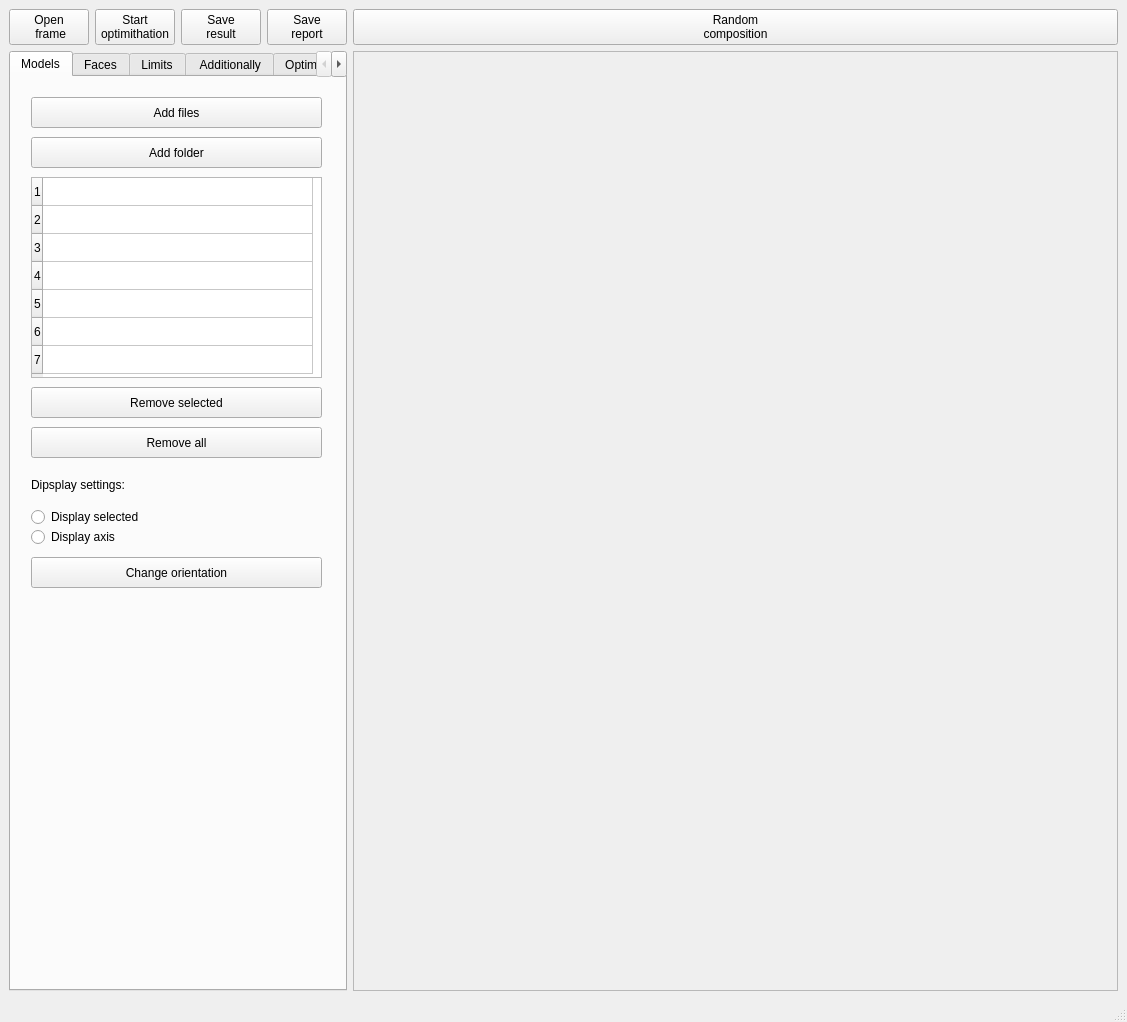
First picture: the form in Main_widget/untitled.ui, repository Alexander19970212/Sattalite, before the edit.
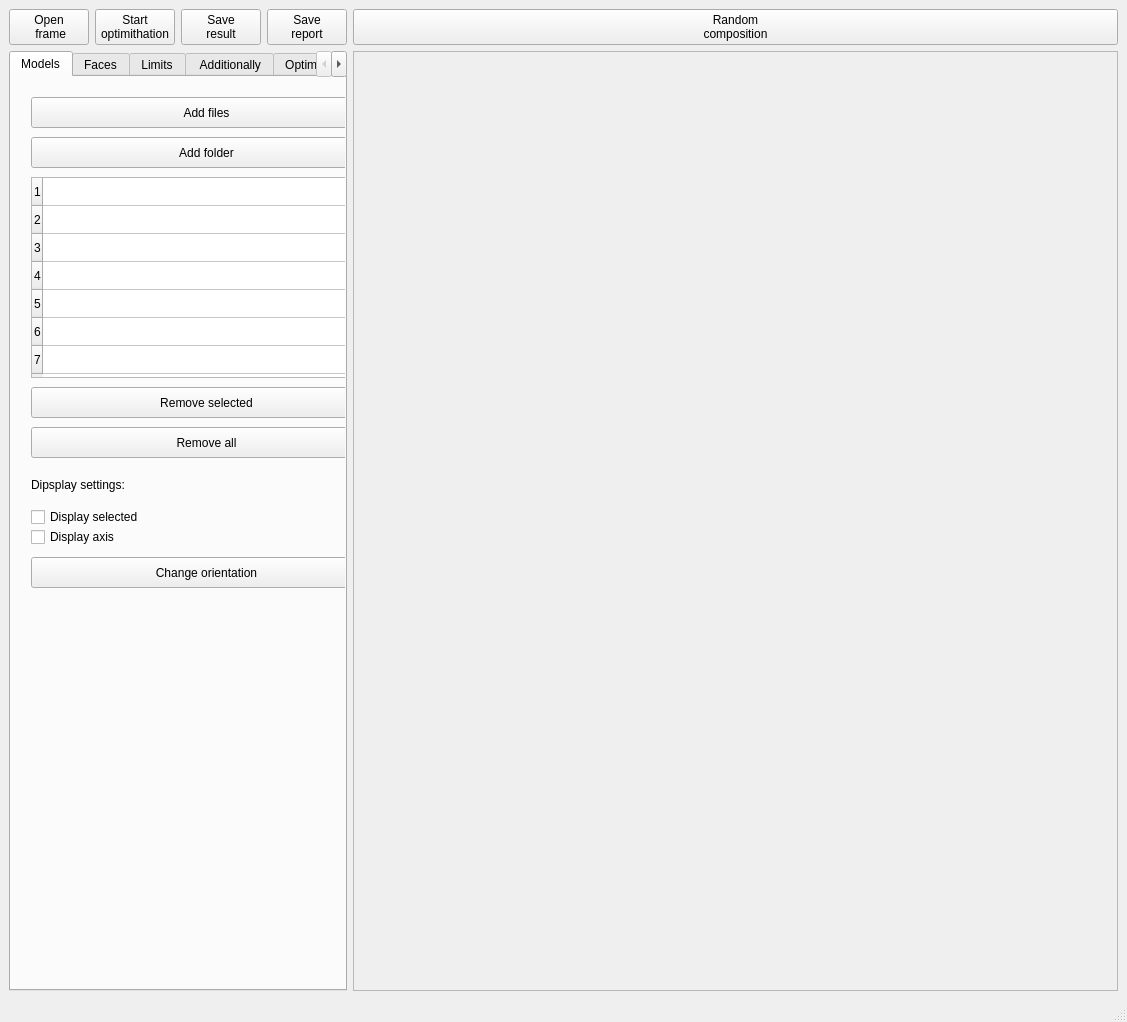
Second picture: the form after the edit.

Commit message: Need to rejust coord arrow

Patch:
```diff
--- a/Main_widget/untitled.ui
+++ b/Main_widget/untitled.ui
@@ -99,7 +99,7 @@
          <rect>
           <x>20</x>
           <y>20</y>
-          <width>291</width>
+          <width>351</width>
           <height>31</height>
          </rect>
         </property>
@@ -112,7 +112,7 @@
          <rect>
           <x>20</x>
           <y>60</y>
-          <width>291</width>
+          <width>351</width>
           <height>31</height>
          </rect>
         </property>
@@ -125,7 +125,7 @@
          <rect>
           <x>20</x>
           <y>310</y>
-          <width>291</width>
+          <width>351</width>
           <height>31</height>
          </rect>
         </property>
@@ -138,7 +138,7 @@
          <rect>
           <x>20</x>
           <y>350</y>
-          <width>291</width>
+          <width>351</width>
           <height>31</height>
          </rect>
         </property>
@@ -159,38 +159,12 @@
          <string>Dipsplay settings:</string>
         </property>
        </widget>
-       <widget class="QRadioButton" name="Display_selected">
-        <property name="geometry">
-         <rect>
-          <x>20</x>
-          <y>430</y>
-          <width>121</width>
-          <height>20</height>
-         </rect>
-        </property>
-        <property name="text">
-         <string>Display selected</string>
-        </property>
-       </widget>
-       <widget class="QRadioButton" name="Display_axis">
-        <property name="geometry">
-         <rect>
-          <x>20</x>
-          <y>450</y>
-          <width>121</width>
-          <height>20</height>
-         </rect>
-        </property>
-        <property name="text">
-         <string>Display axis</string>
-        </property>
-       </widget>
        <widget class="QPushButton" name="Change_orientation">
         <property name="geometry">
          <rect>
           <x>20</x>
           <y>480</y>
-          <width>291</width>
+          <width>351</width>
           <height>31</height>
          </rect>
         </property>
@@ -203,7 +177,7 @@
          <rect>
           <x>20</x>
           <y>100</y>
-          <width>291</width>
+          <width>351</width>
           <height>201</height>
          </rect>
         </property>
@@ -229,7 +203,7 @@
          <bool>false</bool>
         </attribute>
         <attribute name="horizontalHeaderDefaultSectionSize">
-         <number>270</number>
+         <number>331</number>
         </attribute>
         <attribute name="horizontalHeaderHighlightSections">
          <bool>false</bool>
@@ -255,6 +229,32 @@
         <row/>
         <column/>
        </widget>
+       <widget class="QCheckBox" name="display_selected">
+        <property name="geometry">
+         <rect>
+          <x>20</x>
+          <y>430</y>
+          <width>131</width>
+          <height>20</height>
+         </rect>
+        </property>
+        <property name="text">
+         <string>Display selected</string>
+        </property>
+       </widget>
+       <widget class="QCheckBox" name="checkBox_2">
+        <property name="geometry">
+         <rect>
+          <x>20</x>
+          <y>450</y>
+          <width>121</width>
+          <height>20</height>
+         </rect>
+        </property>
+        <property name="text">
+         <string>Display axis</string>
+        </property>
+       </widget>
       </widget>
       <widget class="QWidget" name="tab_faces">
        <attribute name="title">
```
Left out of the diff: 76 changed lines with no effect on the pictures.
